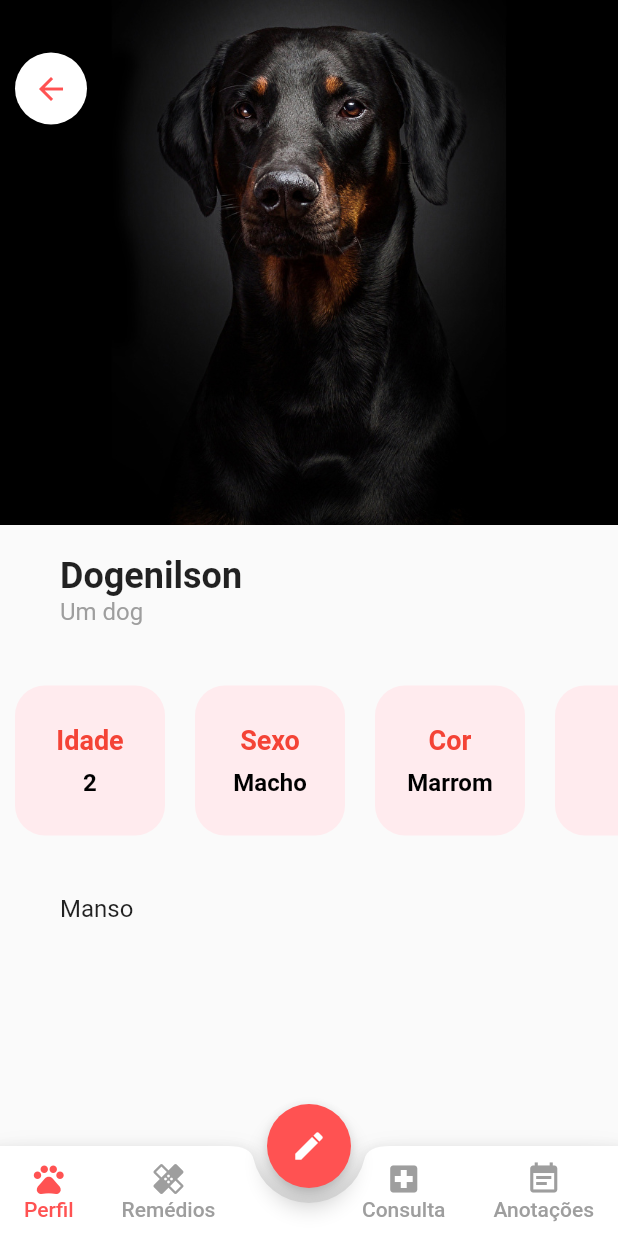
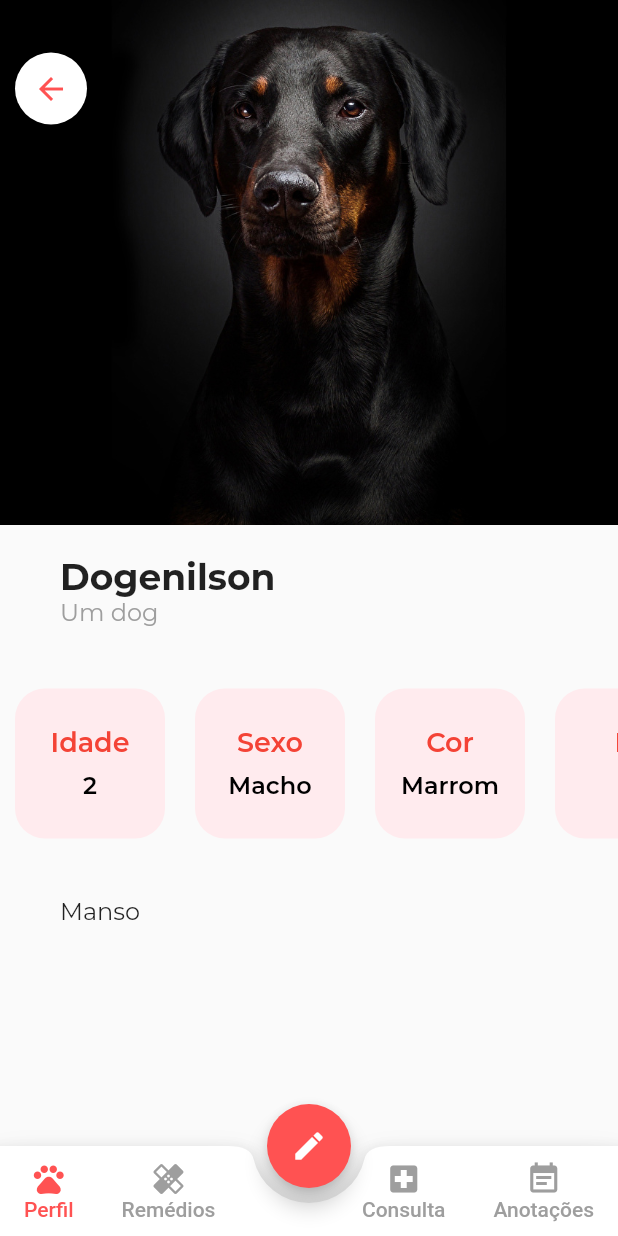
Before and after one commit to MartinsMessias/lifepet-dart-flutter, a Flutter app: the screen it shows after launch, after a tap on "Dogenilson", on a phone screen of 412 x 824 dp. Run offline on Flutter 3.47's test engine with Material 2 defaults, Android fonts, the phone set to English and light mode, and no system bars; our stand-ins replace google_fonts.

Commit message:
Mudança de fontFamily

```diff
--- a/lib/screens/home_screen.dart
+++ b/lib/screens/home_screen.dart
@@ -2,11 +2,13 @@ import 'package:flutter/material.dart';
 import 'package:lifepetapp/models/pet_model.dart';
 import 'package:lifepetapp/screens/form_pet_screen.dart';
 import 'package:lifepetapp/screens/pet/perfil_pet_screen.dart';
+import 'package:google_fonts/google_fonts.dart';
 
 class HomeScreen extends StatelessWidget {
   @override
   Widget build(BuildContext context) {
-    return Scaffold(
+    return SafeArea(
+      child: Scaffold(
 //      appBar: AppBar(
 //        backgroundColor: Colors.redAccent,
 //        title:Text('Pet Life'),
@@ -14,18 +16,17 @@ class HomeScreen extends StatelessWidget {
 //      ),
         backgroundColor: Colors.white,
         body: Container(
-        margin: EdgeInsets.only(top: 25),
+          // margin: EdgeInsets.only(top: 25),
           child: ListView.builder(
             itemCount: pets.length,
-          itemBuilder: (context, index){
+            itemBuilder: (context, index) {
               return _petCard(context, index);
             },
-          padding: EdgeInsets.all(5),
-
+            padding: EdgeInsets.all(2),
           ),
         ),
         floatingActionButton: FloatingActionButton.extended(
-          onPressed: (){
+          onPressed: () {
             Navigator.of(context).push(
               MaterialPageRoute(
                 builder: (_) => FormPetScreen(),
@@ -37,10 +38,11 @@ class HomeScreen extends StatelessWidget {
           icon: Icon(Icons.pets),
           backgroundColor: Colors.redAccent,
         ),
+      ),
     );
   }
 
-  Widget _petCard(BuildContext context, int index){
+  Widget _petCard(BuildContext context, int index) {
     return GestureDetector(
       onTap: () {
         Navigator.of(context).push(
@@ -74,23 +76,18 @@ class HomeScreen extends StatelessWidget {
                 children: <Widget>[
                   Text(
                     pets[index].nome,
-                    style: TextStyle(
-                        fontFamily: 'Montserrat',
-                        fontWeight: FontWeight.bold,
-                        fontSize: 24),
-                  )
+                    style: GoogleFonts.montserrat(
+                        textStyle: TextStyle(
+                            fontWeight: FontWeight.bold, fontSize: 24)),
+                  ),
                 ],
               ),
             ),
             Padding(
               padding: EdgeInsets.fromLTRB(12, 12, 40, 0),
-              child: Text(
-                pets[index].descricao,
-                style: TextStyle(
-                    fontFamily: 'Montserrat',
-                    color: Colors.grey,
-                    fontSize: 16),
-              ),
+              child: Text(pets[index].descricao,
+                  style: GoogleFonts.montserrat(
+                      textStyle: TextStyle(color: Colors.grey, fontSize: 16))),
             )
           ],
         ),
--- a/lib/screens/pet/perfil_pet_screen.dart
+++ b/lib/screens/pet/perfil_pet_screen.dart
@@ -4,6 +4,7 @@ import 'package:flutter/painting.dart';
 import 'package:flutter/rendering.dart';
 import 'package:lifepetapp/models/pet_model.dart';
 import 'package:lifepetapp/widgets/custom_navbar.dart';
+import 'package:google_fonts/google_fonts.dart';
 
 class PerfilPetScreen extends StatelessWidget {
   final Pet pet;
@@ -15,9 +16,7 @@ class PerfilPetScreen extends StatelessWidget {
       margin: EdgeInsets.all(10),
       width: 100,
       decoration: BoxDecoration(
-        color: Colors.red[50],
-        borderRadius: BorderRadius.circular(20)
-      ),
+          color: Colors.red[50], borderRadius: BorderRadius.circular(20)),
       child: Column(
         mainAxisAlignment: MainAxisAlignment.center,
         children: <Widget>[
@@ -27,19 +26,18 @@ class PerfilPetScreen extends StatelessWidget {
                 fontFamily: "Montserrat",
                 fontSize: 18,
                 fontWeight: FontWeight.w600,
-              color: Colors.red
+                color: Colors.red),
           ),
+          SizedBox(
+            height: 8,
           ),
-          SizedBox(height: 8,),
-          Text(
-            informacao,
-            style: TextStyle(
-                fontFamily: "Montserrat",
+          Text(informacao,
+              style: GoogleFonts.montserrat(
+                  textStyle: TextStyle(
                 fontSize: 16,
                 fontWeight: FontWeight.w600,
                 color: Colors.black,
-            ),
-          ),
+              ))),
         ],
       ),
     );
@@ -92,13 +90,10 @@ class PerfilPetScreen extends StatelessWidget {
               child: Row(
                 mainAxisAlignment: MainAxisAlignment.spaceBetween,
                 children: <Widget>[
-                  Text(
-                    pet.nome,
-                    style: TextStyle(
-                        fontFamily: 'Montserrat',
-                        fontSize: 24,
-                        fontWeight: FontWeight.bold),
-                  )
+                  Text(pet.nome,
+                      style: GoogleFonts.montserrat(
+                          textStyle: TextStyle(
+                              fontSize: 24, fontWeight: FontWeight.bold)))
                 ],
               ),
             ),
@@ -109,14 +104,12 @@ class PerfilPetScreen extends StatelessWidget {
               child: Row(
                 mainAxisAlignment: MainAxisAlignment.spaceBetween,
                 children: <Widget>[
-                  Text(
-                    pet.descricao,
-                    style: TextStyle(
-                      fontFamily: 'Montserrat',
+                  Text(pet.descricao,
+                      style: GoogleFonts.montserrat(
+                          textStyle: TextStyle(
                         fontSize: 16,
                         color: Colors.grey,
-                    ),
-                  )
+                      )))
                 ],
               ),
             ),
@@ -137,11 +130,11 @@ class PerfilPetScreen extends StatelessWidget {
               padding: EdgeInsets.symmetric(vertical: 25, horizontal: 40),
               child: Text(
                 pet.bio,
-                style: TextStyle(
-                  fontFamily: "Montserrat",
+                style: GoogleFonts.montserrat(
+                    textStyle: TextStyle(
                   fontSize: 16,
                   height: 1.5,
-                ),
+                )),
                 maxLines: 3,
                 overflow: TextOverflow.ellipsis,
               ),
@@ -152,7 +145,7 @@ class PerfilPetScreen extends StatelessWidget {
       bottomNavigationBar: CustomNavbar(),
       floatingActionButtonLocation: FloatingActionButtonLocation.centerDocked,
       floatingActionButton: FloatingActionButton(
-        onPressed: (){},
+        onPressed: () {},
         backgroundColor: Colors.redAccent,
         child: Icon(
           Icons.edit,
--- a/pubspec.yaml
+++ b/pubspec.yaml
@@ -32,6 +32,7 @@ dependencies:
 dev_dependencies:
   flutter_test:
     sdk: flutter
+  google_fonts:
 
 # For information on the generic Dart part of this file, see the
 # following page: https://dart.dev/tools/pub/pubspec
```
Also changed, not shown: pubspec.lock. Lines whose indentation alone changed are shown as unchanged.
